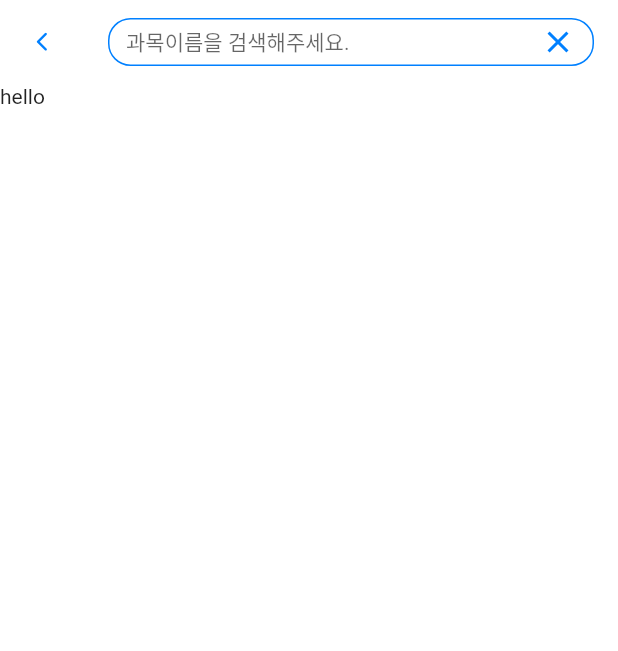
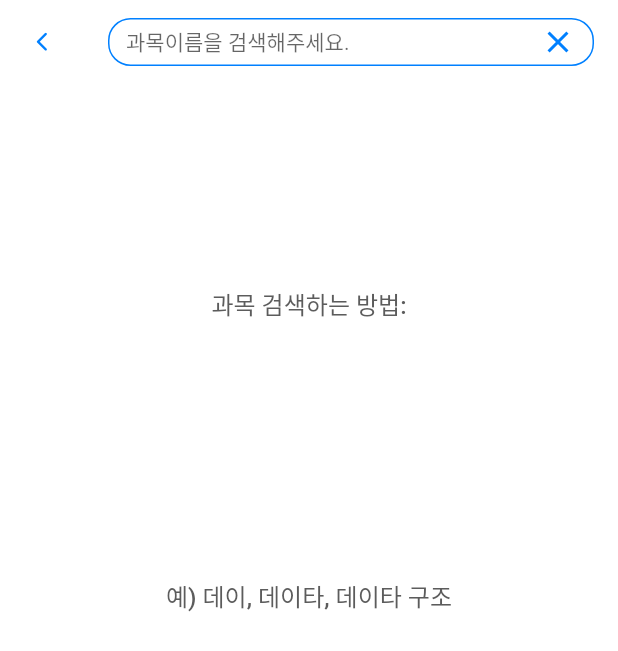
Before and after one commit to AnJW-HGU/2021CRASummer, a Flutter app: the SubSearchPage screen opened directly, on a phone screen of 412 x 824 dp. Shown: the top 651 px of the screen. Run offline on Flutter 3.47's test engine with Material 2 defaults, Android fonts, the phone set to English and light mode, and no system bars; our stand-ins replace animated_splash_screen, flutter_screenutil, get, hexcolor, url_launcher_web, video_player_web; missing offline and left inert: flutter_custom_tabs, flutter_custom_tabs_web, google_sign_in_web, wakelock_web; Roboto replaces fonts that are missing (Barun).

Commit message:
feat: Add search bar on subSearchPage

```diff
--- a/flutter_app/lib/Category/addPost_page.dart
+++ b/flutter_app/lib/Category/addPost_page.dart
@@ -105,7 +105,7 @@ class _AddPostPageState extends State<AddPostPage> {
                       alignment: Alignment.centerLeft,
                       child: OutlinedButton.icon(
                         onPressed: () {
-                          Get.to(SubSearchPage());
+                          Get.to(() => SubSearchPage());
                         },
                         icon: Icon(
                           Icons.add_rounded,
--- a/flutter_app/lib/Category/subSearch_page.dart
+++ b/flutter_app/lib/Category/subSearch_page.dart
@@ -3,6 +3,7 @@ import 'package:flutter/material.dart';
 import 'package:flutter/services.dart';
 import 'package:flutter_screenutil/flutter_screenutil.dart';
 import 'package:get/get.dart';
+import 'dart:async';
 import 'dart:ui';
 
 import 'package:studytogether/main.dart';
@@ -15,32 +16,53 @@ class SubSearchPage extends StatefulWidget {
 }
 
 class _SubSearchPageState extends State<SubSearchPage> {
+
   final _userId = ""; // 유저 아이디
   final _subSelect = ""; // 선택한 과목
   final _proSelect = ""; // 선택한 과목의 교수님
 
   String _filterText = "";
-  final _subSearch = TextEditingController();
+  final _subSearchFilter = TextEditingController();
 
-  _SubSearchPageState() {
-    _subSearch.addListener(() {
-      if (_subSearch.text.isEmpty) {
-        setState(() {
-          _filterText = "";
-        });
-      }
-      else {
-        setState(() {
-          _filterText = _subSearch.text;
-        });
-      }
-    });
+  // _SubSearchPageState() {
+  //   _subSearch.addListener(() {
+  //     if (_subSearch.text.isEmpty) {
+  //       setState(() {
+  //         _filterText = "";
+  //       });
+  //     }
+  //     else {
+  //       setState(() {
+  //         _filterText = _subSearch.text;
+  //       });
+  //     }
+  //   });
+  // }
+
+
+  Widget _initSubSearch() {
+    return Container(
+      width: double.infinity,
+      height: double.infinity,
+      child: Text(
+          "과목 검색하는 방법:"
+          "\n예) 데이, 데이타, 데이타 구조",
+        textAlign: TextAlign.center,
+        style: TextStyle(
+          height: 10.h,
+          color: grayColor1,
+          fontFamily: "Barun",
+          fontSize: 16.sp,
+          fontWeight: FontWeight.w500,
+        ),
+      ),
+    );
   }
 
   @override
   void dispose() {
     // 위젯이 dispose 또는 dismiss 될 때 컨트롤러를 clean up!
-    _subSearch.dispose();
+    _subSearchFilter.dispose();
     super.dispose();
   }
 
@@ -61,11 +83,12 @@ class _SubSearchPageState extends State<SubSearchPage> {
             title: Container(
               height: 32,
               child: TextField(
+                keyboardType: TextInputType.text,
                 textAlignVertical: TextAlignVertical.bottom,
-                controller: _subSearch,
                 // textInputAction: TextInputAction.go,
-                onSubmitted: (value) {
-                  print("${_subSearch.text}");
+                controller: _subSearchFilter,
+                onChanged: (text) {
+                  print("${_subSearchFilter.text}");
                 },
                 // 과목 검색하기
                 decoration: InputDecoration(
@@ -85,12 +108,14 @@ class _SubSearchPageState extends State<SubSearchPage> {
 
                   // prefixIcon: Icon(Icons.search_rounded, color: themeColor1,),
                   suffixIcon: IconButton(
-                    onPressed: _subSearch.clear,
+                    onPressed: () {
+                      _subSearchFilter.clear();
+                      },
                     padding: EdgeInsets.all(0.0),
                     icon: Icon(Icons.clear, color: themeColor1,),
                   ),
 
-                  hintText: "과목이름을 검색해주세요.",
+                  hintText: "과목이름을 검색해주세요. ",
                   hintStyle: TextStyle(
                     fontFamily: "Barun",
                     fontSize: 14.sp,
@@ -112,7 +137,14 @@ class _SubSearchPageState extends State<SubSearchPage> {
             ),
           ),
           body: SafeArea(
-            child: Text("hello"),
+            child: Center(
+              child: GestureDetector(
+                onTap: () {
+                  FocusScope.of(context).unfocus();
+                },
+                child: _initSubSearch(),
+              ),
+            )
           ),
         );
       },
```
